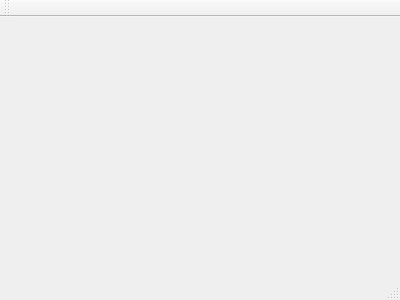
aBluePawn/JournalManager, file mainwindow.ui: the form before one commit.
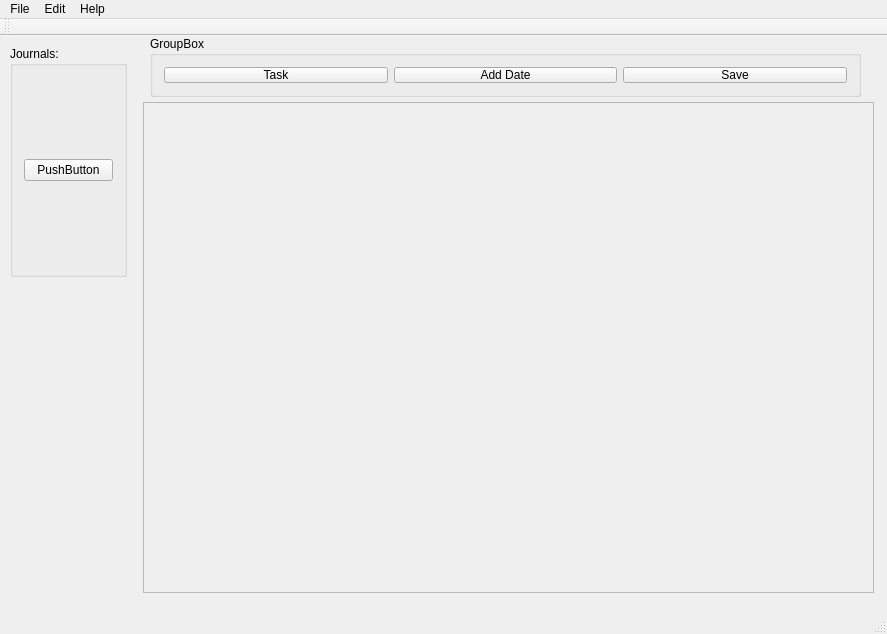
The form after the commit.

Commit message: add elements to the layout

What changed in the file:
```diff
--- a/mainwindow.ui
+++ b/mainwindow.ui
@@ -1,24 +1,165 @@
 <ui version="4.0">
  <class>MainWindow</class>
- <widget class="QMainWindow" name="MainWindow" >
-  <property name="geometry" >
+ <widget class="QMainWindow" name="MainWindow">
+  <property name="geometry">
    <rect>
     <x>0</x>
     <y>0</y>
-    <width>400</width>
-    <height>300</height>
+    <width>887</width>
+    <height>634</height>
    </rect>
   </property>
   <property name="windowTitle" >
    <string>MainWindow</string>
   </property>
-  <widget class="QMenuBar" name="menuBar" />
-  <widget class="QToolBar" name="mainToolBar" />
-  <widget class="QWidget" name="centralWidget" />
-  <widget class="QStatusBar" name="statusBar" />
+  <widget class="QWidget" name="centralWidget">
+   <property name="autoFillBackground">
+    <bool>false</bool>
+   </property>
+   <widget class="QTextEdit" name="textEdit">
+    <property name="enabled">
+     <bool>false</bool>
+    </property>
+    <property name="geometry">
+     <rect>
+      <x>143</x>
+      <y>66</y>
+      <width>731</width>
+      <height>491</height>
+     </rect>
+    </property>
+    <property name="html">
+     <string>&lt;!DOCTYPE HTML PUBLIC &quot;-//W3C//DTD HTML 4.0//EN&quot; &quot;http://www.w3.org/TR/REC-html40/strict.dtd&quot;&gt;
+&lt;html&gt;&lt;head&gt;&lt;meta name=&quot;qrichtext&quot; content=&quot;1&quot; /&gt;&lt;style type=&quot;text/css&quot;&gt;
+p, li { white-space: pre-wrap; }
+&lt;/style&gt;&lt;/head&gt;&lt;body style=&quot; font-family:'MS Shell Dlg 2'; font-size:7.8pt; font-weight:400; font-style:normal;&quot;&gt;
+&lt;p style=&quot;-qt-paragraph-type:empty; margin-top:0px; margin-bottom:0px; margin-left:0px; margin-right:0px; -qt-block-indent:0; text-indent:0px;&quot;&gt;&lt;br /&gt;&lt;/p&gt;&lt;/body&gt;&lt;/html&gt;</string>
+    </property>
+   </widget>
+   <widget class="QGroupBox" name="groupBox">
+    <property name="geometry">
+     <rect>
+      <x>10</x>
+      <y>10</y>
+      <width>117</width>
+      <height>231</height>
+     </rect>
+    </property>
+    <property name="title">
+     <string>Journals:</string>
+    </property>
+    <layout class="QVBoxLayout" name="verticalLayout">
+     <item>
+      <widget class="QPushButton" name="pushButton">
+       <property name="text">
+        <string>PushButton</string>
+       </property>
+      </widget>
+     </item>
+    </layout>
+   </widget>
+   <widget class="QGroupBox" name="groupBox_2">
+    <property name="geometry">
+     <rect>
+      <x>150</x>
+      <y>0</y>
+      <width>711</width>
+      <height>61</height>
+     </rect>
+    </property>
+    <property name="title">
+     <string>GroupBox</string>
+    </property>
+    <layout class="QHBoxLayout" name="horizontalLayout">
+     <item>
+      <widget class="QPushButton" name="pushButton_3">
+       <property name="text">
+        <string>Task</string>
+       </property>
+      </widget>
+     </item>
+     <item>
+      <widget class="QPushButton" name="pushButton_4">
+       <property name="text">
+        <string>Add Date</string>
+       </property>
+      </widget>
+     </item>
+     <item>
+      <widget class="QPushButton" name="pushButton_2">
+       <property name="text">
+        <string>Save</string>
+       </property>
+      </widget>
+     </item>
+    </layout>
+   </widget>
+  </widget>
+  <widget class="QMenuBar" name="menuBar">
+   <property name="geometry">
+    <rect>
+     <x>0</x>
+     <y>0</y>
+     <width>887</width>
+     <height>26</height>
+    </rect>
+   </property>
+   <widget class="QMenu" name="menuJournal_Manager">
+    <property name="title">
+     <string>File</string>
+    </property>
+    <addaction name="actionLoad_Journals"/>
+    <addaction name="separator"/>
+    <addaction name="actionNew"/>
+    <addaction name="separator"/>
+    <addaction name="actionSave"/>
+   </widget>
+   <widget class="QMenu" name="menuHelp">
+    <property name="title">
+     <string>Help</string>
+    </property>
+   </widget>
+   <widget class="QMenu" name="menuEdit">
+    <property name="title">
+     <string>Edit</string>
+    </property>
+    <addaction name="actionAdd_date"/>
+   </widget>
+   <addaction name="menuJournal_Manager"/>
+   <addaction name="menuEdit"/>
+   <addaction name="menuHelp"/>
+  </widget>
+  <widget class="QToolBar" name="mainToolBar">
+   <attribute name="toolBarArea">
+    <enum>TopToolBarArea</enum>
+   </attribute>
+   <attribute name="toolBarBreak">
+    <bool>false</bool>
+   </attribute>
+  </widget>
+  <widget class="QStatusBar" name="statusBar"/>
+  <action name="actionLoad_Journals">
+   <property name="text">
+    <string>Load Journals</string>
+   </property>
+  </action>
+  <action name="actionNew">
+   <property name="text">
+    <string>New</string>
+   </property>
+  </action>
+  <action name="actionSave">
+   <property name="text">
+    <string>Save</string>
+   </property>
+  </action>
+  <action name="actionAdd_date">
+   <property name="text">
+    <string>Add date</string>
+   </property>
+  </action>
  </widget>
- <layoutDefault spacing="6" margin="11" />
- <pixmapfunction></pixmapfunction>
+ <layoutdefault spacing="6" margin="11"/>
  <resources/>
  <connections/>
 </ui>
```
Left out of the diff: 3 changed lines with no effect on the pictures. The commit also changes 3 other files.
